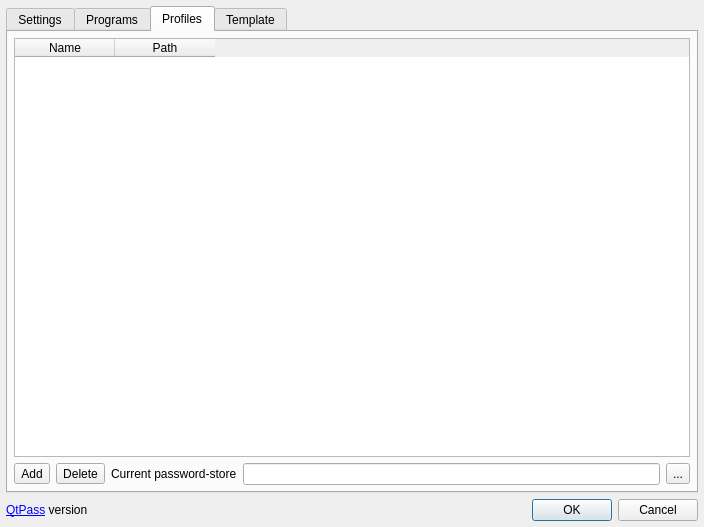
The window that configdialog.ui (IJHack/QtPass) describes before a commit, drawn with Qt 5.
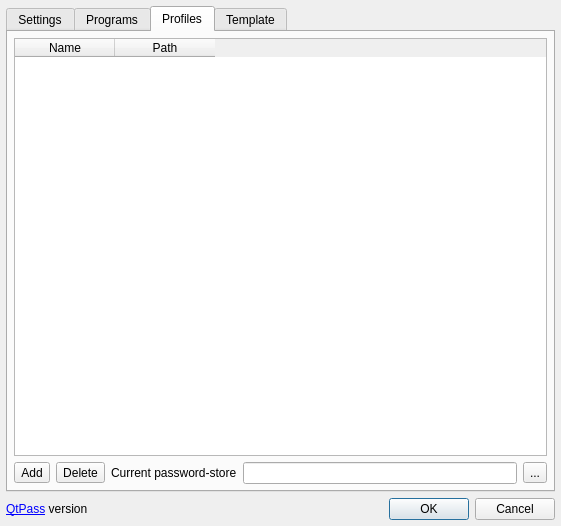
The same window after the commit. The open tabs and pages were chosen to show the change. Icons and pictures are not drawn.

Commit message: smaller stylisher

Patch:
```diff
--- a/configdialog.ui
+++ b/configdialog.ui
@@ -6,8 +6,8 @@
    <rect>
     <x>0</x>
     <y>0</y>
-    <width>704</width>
-    <height>527</height>
+    <width>561</width>
+    <height>526</height>
    </rect>
   </property>
   <property name="windowTitle">
@@ -659,6 +659,9 @@
             <iconset theme="list-add">
              <normaloff>.</normaloff>.</iconset>
            </property>
+           <property name="toolButtonStyle">
+            <enum>Qt::ToolButtonFollowStyle</enum>
+           </property>
           </widget>
          </item>
          <item row="0" column="1">
@@ -670,6 +673,9 @@
             <iconset theme="list-remove">
              <normaloff>.</normaloff>.</iconset>
            </property>
+           <property name="toolButtonStyle">
+            <enum>Qt::ToolButtonFollowStyle</enum>
+           </property>
           </widget>
          </item>
          <item row="0" column="2">
```
